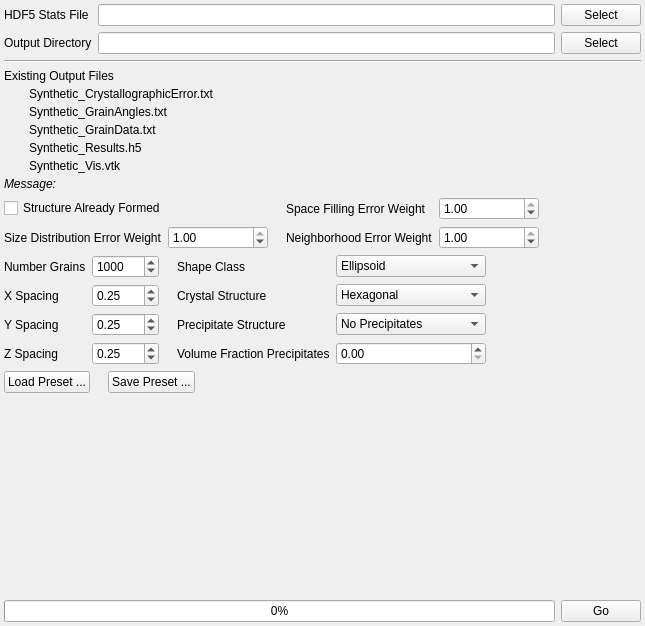
This is Source/AIM/GUI/UI_Files/GrainGeneratorWidget.ui in BlueQuartzSoftware/DREAM3D as Qt 5 draws it before an edit. The edited form follows.
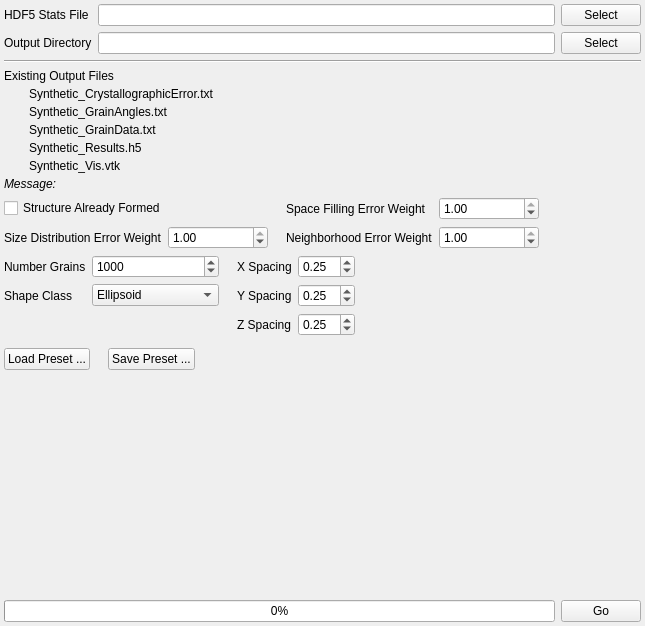
This is the edited form. Icons and pictures are not drawn.

Commit message: Commiting code with new structure to treat multi-phase datasets.  Code currently doesn't compile with Stats Generator.  If Stats Generator is turned off, the code compiles in release, but give some errors when compiling in debug.

What changed in the file:
```diff
--- a/Source/AIM/GUI/UI_Files/GrainGeneratorWidget.ui
+++ b/Source/AIM/GUI/UI_Files/GrainGeneratorWidget.ui
@@ -343,104 +343,6 @@
    </item>
    <item>
     <layout class="QGridLayout" name="gridLayout_7">
-     <item row="1" column="3">
-      <widget class="QLabel" name="label_19">
-       <property name="text">
-        <string>Crystal Structure</string>
-       </property>
-      </widget>
-     </item>
-     <item row="1" column="4">
-      <widget class="QComboBox" name="gg_CrystalStructure">
-       <item>
-        <property name="text">
-         <string>Hexagonal</string>
-        </property>
-       </item>
-       <item>
-        <property name="text">
-         <string>Cubic</string>
-        </property>
-       </item>
-      </widget>
-     </item>
-     <item row="0" column="3">
-      <widget class="QLabel" name="label_20">
-       <property name="text">
-        <string>Shape Class</string>
-       </property>
-      </widget>
-     </item>
-     <item row="0" column="4">
-      <widget class="QComboBox" name="gg_ShapeClass">
-       <item>
-        <property name="text">
-         <string>Ellipsoid</string>
-        </property>
-       </item>
-       <item>
-        <property name="text">
-         <string>Super-Ellipsoid</string>
-        </property>
-       </item>
-       <item>
-        <property name="text">
-         <string>Cube-Octahedron</string>
-        </property>
-       </item>
-      </widget>
-     </item>
-     <item row="3" column="0">
-      <widget class="QLabel" name="label_16">
-       <property name="text">
-        <string>Z Spacing</string>
-       </property>
-      </widget>
-     </item>
-     <item row="2" column="0">
-      <widget class="QLabel" name="label_18">
-       <property name="text">
-        <string>Y Spacing</string>
-       </property>
-      </widget>
-     </item>
-     <item row="1" column="0">
-      <widget class="QLabel" name="label_15">
-       <property name="text">
-        <string>X Spacing</string>
-       </property>
-      </widget>
-     </item>
-     <item row="3" column="1">
-      <widget class="QDoubleSpinBox" name="gg_ZResolution">
-       <property name="singleStep">
-        <double>0.250000000000000</double>
-       </property>
-       <property name="value">
-        <double>0.250000000000000</double>
-       </property>
-      </widget>
-     </item>
-     <item row="2" column="1">
-      <widget class="QDoubleSpinBox" name="gg_YResolution">
-       <property name="singleStep">
-        <double>0.250000000000000</double>
-       </property>
-       <property name="value">
-        <double>0.250000000000000</double>
-       </property>
-      </widget>
-     </item>
-     <item row="1" column="1">
-      <widget class="QDoubleSpinBox" name="gg_XResolution">
-       <property name="singleStep">
-        <double>0.250000000000000</double>
-       </property>
-       <property name="value">
-        <double>0.250000000000000</double>
-       </property>
-      </widget>
-     </item>
      <item row="0" column="0">
       <widget class="QLabel" name="label_22">
        <property name="text">
@@ -461,42 +363,6 @@
        </property>
       </widget>
      </item>
-     <item row="2" column="3">
-      <widget class="QLabel" name="label_48">
-       <property name="text">
-        <string>Precipitate Structure</string>
-       </property>
-      </widget>
-     </item>
-     <item row="2" column="4">
-      <widget class="QComboBox" name="gg_Precipitates">
-       <item>
-        <property name="text">
-         <string>No Precipitates</string>
-        </property>
-       </item>
-       <item>
-        <property name="text">
-         <string>Boundary Precipitates</string>
-        </property>
-       </item>
-       <item>
-        <property name="text">
-         <string>Bulk Precipitates</string>
-        </property>
-       </item>
-      </widget>
-     </item>
-     <item row="3" column="3">
-      <widget class="QLabel" name="label_49">
-       <property name="text">
-        <string>Volume Fraction Precipitates</string>
-       </property>
-      </widget>
-     </item>
-     <item row="3" column="4">
-      <widget class="QDoubleSpinBox" name="gg_FractionPrecipitates"/>
-     </item>
      <item row="0" column="5" rowspan="4">
       <spacer name="horizontalSpacer_17">
        <property name="orientation">
@@ -526,6 +392,83 @@
        </property>
       </spacer>
      </item>
+     <item row="1" column="0">
+      <widget class="QLabel" name="label_20">
+       <property name="text">
+        <string>Shape Class</string>
+       </property>
+      </widget>
+     </item>
+     <item row="1" column="1">
+      <widget class="QComboBox" name="gg_ShapeClass">
+       <item>
+        <property name="text">
+         <string>Ellipsoid</string>
+        </property>
+       </item>
+       <item>
+        <property name="text">
+         <string>Super-Ellipsoid</string>
+        </property>
+       </item>
+       <item>
+        <property name="text">
+         <string>Cube-Octahedron</string>
+        </property>
+       </item>
+      </widget>
+     </item>
+     <item row="0" column="3">
+      <widget class="QLabel" name="label_15">
+       <property name="text">
+        <string>X Spacing</string>
+       </property>
+      </widget>
+     </item>
+     <item row="0" column="4">
+      <widget class="QDoubleSpinBox" name="gg_XResolution">
+       <property name="singleStep">
+        <double>0.250000000000000</double>
+       </property>
+       <property name="value">
+        <double>0.250000000000000</double>
+       </property>
+      </widget>
+     </item>
+     <item row="2" column="3">
+      <widget class="QLabel" name="label_16">
+       <property name="text">
+        <string>Z Spacing</string>
+       </property>
+      </widget>
+     </item>
+     <item row="1" column="4">
+      <widget class="QDoubleSpinBox" name="gg_ZResolution">
+       <property name="singleStep">
+        <double>0.250000000000000</double>
+       </property>
+       <property name="value">
+        <double>0.250000000000000</double>
+       </property>
+      </widget>
+     </item>
+     <item row="1" column="3">
+      <widget class="QLabel" name="label_18">
+       <property name="text">
+        <string>Y Spacing</string>
+       </property>
+      </widget>
+     </item>
+     <item row="2" column="4">
+      <widget class="QDoubleSpinBox" name="gg_YResolution">
+       <property name="singleStep">
+        <double>0.250000000000000</double>
+       </property>
+       <property name="value">
+        <double>0.250000000000000</double>
+       </property>
+      </widget>
+     </item>
     </layout>
    </item>
    <item>
```
Left out of the diff: 2 changed lines with no effect on the pictures. The commit also changes 21 other files.
